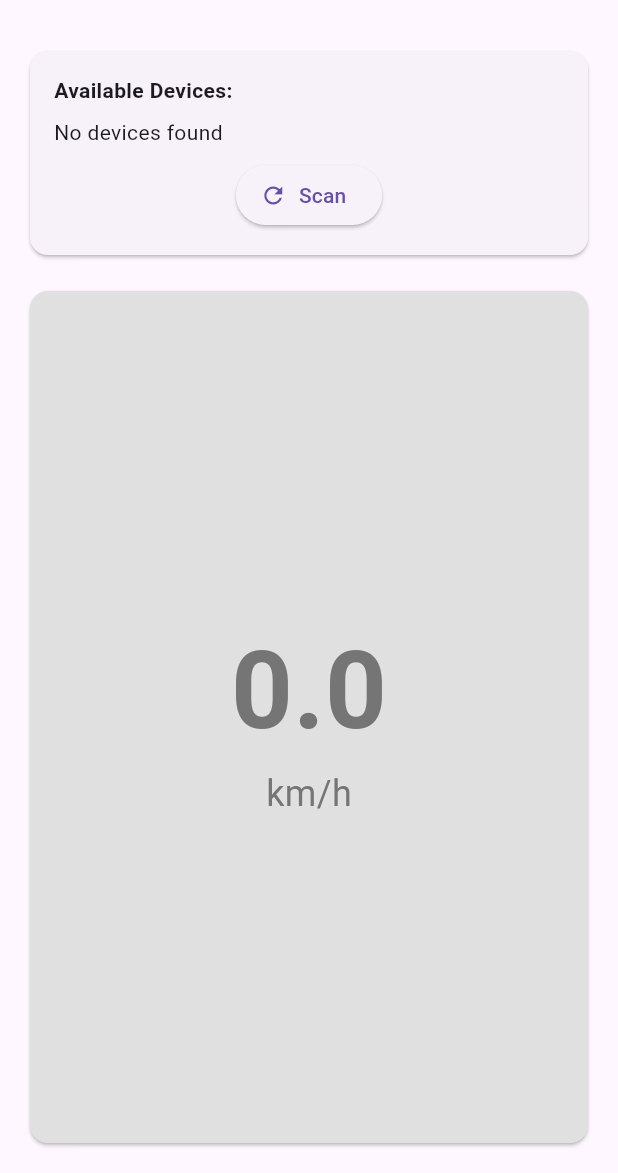
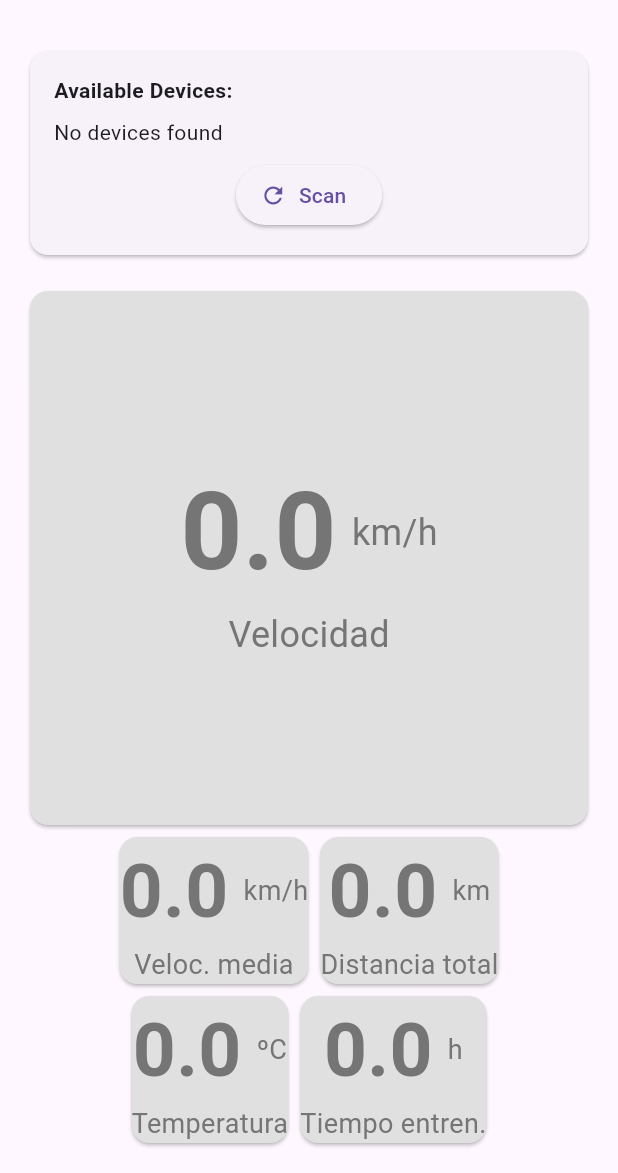
Before and after one commit to DCid100461424/velocimetroas, a Flutter app: the screen it shows after launch, on a phone screen of 412 x 824 dp, the part 63-1236 px from its top. Run offline on Flutter 3.47's test engine with Material 3 defaults, Android fonts, the phone set to English and light mode, and no system bars; our stand-ins replace flutter_blue_plus; missing offline and left inert: status_alert.

Commit message:
Commit previo a modificación grande.Ahora aparecen

```diff
--- a/lib/main.dart
+++ b/lib/main.dart
@@ -65,7 +65,8 @@ class _SpeedometerScreenState extends State<SpeedometerScreen> {
   double totalDistance = 0.0; // Distancia total recorrida en km/h
   double currentTemp = 0.0; // Temperatura actual en Celsius
   bool isConnecting = false;
-  bool isScanning = false; //TODO: ¿Ponemos una nueva variable para isTraining o nos vale esta?
+  bool isScanning = false;
+  bool isTraining = false;
 
   // Define UUIDs for the service and characteristics
   final String serviceUuid = "4fafc201-1fb5-459e-8fcc-c5c9c331914b";
@@ -106,43 +107,72 @@ class _SpeedometerScreenState extends State<SpeedometerScreen> {
         children: [
           // Caja de Velocidad
           Expanded(
-            child:Card(
-              color: connectedDevice != null ? Colors.blue : Colors.grey[300],
+            child:buildMeasurementCard("Velocidad", currentSpeed.toStringAsFixed(1), 'km/h', isTraining, true),
+          ),
+
+          Row(
+            mainAxisSize: MainAxisSize.min,
+            children: [
+              buildMeasurementCard("Veloc. media", currentSpeed.toStringAsFixed(1), 'km/h', isTraining, false),
+              buildMeasurementCard("Distancia total", currentSpeed.toStringAsFixed(1), 'km', isTraining, false),
+            ],
+          ),
+
+          Row(
+            mainAxisSize: MainAxisSize.min,
+            children: [
+              buildMeasurementCard("Temperatura", currentSpeed.toStringAsFixed(1), 'ºC', isTraining, false),
+              buildMeasurementCard("Tiempo entren.", currentSpeed.toStringAsFixed(1), 'h', isTraining, false),
+            ],
+          ),
+
+        ])
+
+    );
+  }
+
+  // Un método para construir una Card de medidas, como la de velocidad.
+  // Si está conectado, saldrá azul. Si no, saldrá gris.
+  Card buildMeasurementCard(String measureName, String measureValue, String measureUnits, bool isActive, bool bigFont) {
+    return Card(
+            color: isActive ? Colors.blue : Colors.grey[300],
             child: Center(
               child: Column(
                 mainAxisAlignment: MainAxisAlignment.center,
                 children: [
+                  Row(
+                    mainAxisAlignment: MainAxisAlignment.center,
+                    children: [
                       Text(
-                      currentSpeed.toStringAsFixed(1),
+                        measureValue,
                         style: TextStyle(
-                        fontSize: 72.0,
+                          fontSize: bigFont? 72.0 : 50.0,
                           fontWeight: FontWeight.bold,
-                        color: connectedDevice != null ? Colors.white : Colors.grey[600],
+                          color: isActive ? Colors.white : Colors.grey[600],
                         ),
                       ),
+                      const SizedBox(width:10),
                       Text(
-                      'km/h',
+                        measureUnits,
                         style: TextStyle(
-                        fontSize: 24.0,
-                        color: connectedDevice != null ? Colors.white : Colors.grey[600],
+                          fontSize: bigFont? 24.0: 18.0,
+                          color: isActive ? Colors.white : Colors.grey[600],
                         ),
                       ),
+                      ]),
+
+                  const SizedBox(width:10),
+
+                  Text(
+                    measureName,
+                    style: TextStyle(
+                      fontSize: bigFont? 24.0: 18.0,
+                      color: isActive ? Colors.white : Colors.grey[600],
+                    ),
+                  )
                 ],
               ),
             ),
-            ),
-          ),
-
-          /** TODO: Terminar de implementar la columna
-          Row(
-            mainAxisSize: MainAxisSize.min,
-            children: [
-              //TODO: meter Cards
-            ],
-          ),
-          */
-        ])
-
           );
   }
 
```
Lines whose indentation alone changed are shown as unchanged.
